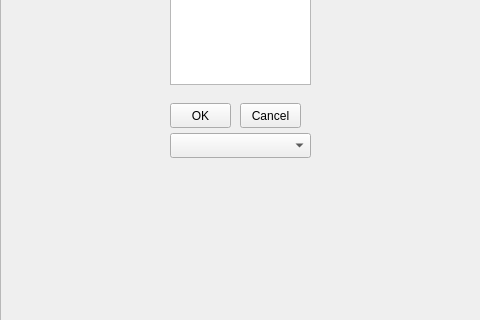
hvdbrand/puzzle-solver, file mainwindow.ui: the form before one commit; both pictures show x 520 to 1000 and y 124 to 444 of the 1231 by 676 pixel window.
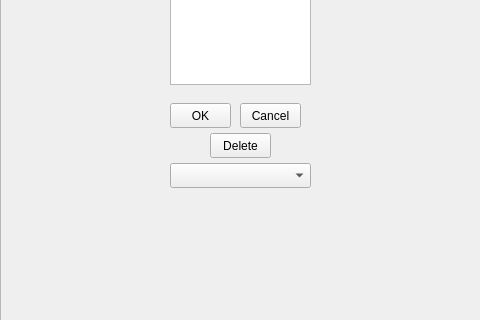
The form after the commit.

The edit to the form file:
```diff
--- a/mainwindow.ui
+++ b/mainwindow.ui
@@ -242,12 +242,25 @@
     <property name="geometry">
      <rect>
       <x>690</x>
-      <y>240</y>
+      <y>270</y>
       <width>141</width>
       <height>25</height>
      </rect>
     </property>
    </widget>
+   <widget class="QPushButton" name="deleteButton">
+    <property name="geometry">
+     <rect>
+      <x>730</x>
+      <y>240</y>
+      <width>61</width>
+      <height>25</height>
+     </rect>
+    </property>
+    <property name="text">
+     <string>Delete</string>
+    </property>
+   </widget>
   </widget>
   <widget class="QMenuBar" name="menuBar">
    <property name="geometry">
```
